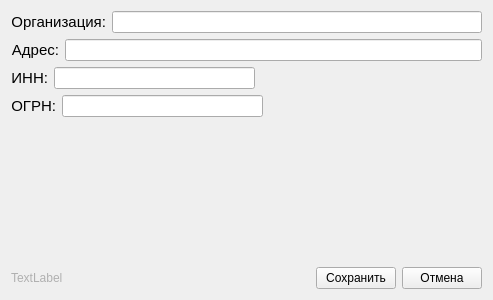
The window that faces/edit_company.ui (vanobl/counter) describes before a commit, drawn with Qt 5.
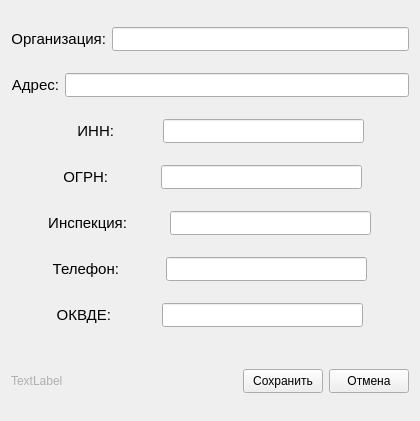
The same window after the commit.

The edit to the form file:
```diff
--- a/faces/edit_company.ui
+++ b/faces/edit_company.ui
@@ -6,29 +6,50 @@
    <rect>
     <x>0</x>
     <y>0</y>
-    <width>493</width>
-    <height>300</height>
+    <width>420</width>
+    <height>421</height>
    </rect>
   </property>
   <property name="windowTitle">
    <string>Form</string>
   </property>
-  <layout class="QGridLayout" name="gridLayout">
-   <item row="0" column="0">
-    <layout class="QVBoxLayout" name="verticalLayout_2">
-     <item>
       <layout class="QVBoxLayout" name="verticalLayout">
        <item>
         <layout class="QHBoxLayout" name="horizontalLayout_5">
          <item>
           <widget class="QLabel" name="label">
+       <property name="sizePolicy">
+        <sizepolicy hsizetype="Preferred" vsizetype="Preferred">
+         <horstretch>0</horstretch>
+         <verstretch>24</verstretch>
+        </sizepolicy>
+       </property>
+       <property name="minimumSize">
+        <size>
+         <width>0</width>
+         <height>24</height>
+        </size>
+       </property>
            <property name="text">
             <string>&lt;html&gt;&lt;head/&gt;&lt;body&gt;&lt;p align=&quot;right&quot;&gt;&lt;span style=&quot; font-size:11pt;&quot;&gt;Организация:&lt;/span&gt;&lt;/p&gt;&lt;/body&gt;&lt;/html&gt;</string>
            </property>
           </widget>
          </item>
          <item>
-          <widget class="QLineEdit" name="edit_company"/>
+      <widget class="QLineEdit" name="edit_company">
+       <property name="sizePolicy">
+        <sizepolicy hsizetype="Expanding" vsizetype="Fixed">
+         <horstretch>0</horstretch>
+         <verstretch>24</verstretch>
+        </sizepolicy>
+       </property>
+       <property name="minimumSize">
+        <size>
+         <width>0</width>
+         <height>24</height>
+        </size>
+       </property>
+      </widget>
          </item>
         </layout>
        </item>
@@ -36,13 +57,32 @@
         <layout class="QHBoxLayout" name="horizontalLayout_4">
          <item>
           <widget class="QLabel" name="label_4">
+       <property name="sizePolicy">
+        <sizepolicy hsizetype="Fixed" vsizetype="Fixed">
+         <horstretch>65</horstretch>
+         <verstretch>24</verstretch>
+        </sizepolicy>
+       </property>
            <property name="text">
             <string>&lt;html&gt;&lt;head/&gt;&lt;body&gt;&lt;p align=&quot;right&quot;&gt;&lt;span style=&quot; font-size:11pt;&quot;&gt;Адрес:&lt;/span&gt;&lt;/p&gt;&lt;/body&gt;&lt;/html&gt;</string>
            </property>
           </widget>
          </item>
          <item>
-          <widget class="QLineEdit" name="edit_address"/>
+      <widget class="QLineEdit" name="edit_address">
+       <property name="sizePolicy">
+        <sizepolicy hsizetype="Expanding" vsizetype="Fixed">
+         <horstretch>250</horstretch>
+         <verstretch>24</verstretch>
+        </sizepolicy>
+       </property>
+       <property name="minimumSize">
+        <size>
+         <width>0</width>
+         <height>24</height>
+        </size>
+       </property>
+      </widget>
          </item>
         </layout>
        </item>
@@ -50,6 +90,18 @@
         <layout class="QHBoxLayout" name="horizontalLayout_2">
          <item>
           <widget class="QLabel" name="label_2">
+       <property name="sizePolicy">
+        <sizepolicy hsizetype="Fixed" vsizetype="Fixed">
+         <horstretch>0</horstretch>
+         <verstretch>0</verstretch>
+        </sizepolicy>
+       </property>
+       <property name="minimumSize">
+        <size>
+         <width>60</width>
+         <height>24</height>
+        </size>
+       </property>
            <property name="text">
             <string>&lt;html&gt;&lt;head/&gt;&lt;body&gt;&lt;p align=&quot;right&quot;&gt;&lt;span style=&quot; font-size:11pt;&quot;&gt;ИНН:&lt;/span&gt;&lt;/p&gt;&lt;/body&gt;&lt;/html&gt;</string>
            </property>
@@ -57,10 +109,16 @@
          </item>
          <item>
           <widget class="QLineEdit" name="edit_inn">
+       <property name="sizePolicy">
+        <sizepolicy hsizetype="Expanding" vsizetype="Fixed">
+         <horstretch>0</horstretch>
+         <verstretch>24</verstretch>
+        </sizepolicy>
+       </property>
            <property name="minimumSize">
             <size>
              <width>200</width>
-             <height>0</height>
+         <height>24</height>
             </size>
            </property>
            <property name="maximumSize">
@@ -77,25 +135,24 @@
            </property>
           </widget>
          </item>
-         <item>
-          <spacer name="horizontalSpacer_2">
-           <property name="orientation">
-            <enum>Qt::Horizontal</enum>
-           </property>
-           <property name="sizeHint" stdset="0">
-            <size>
-             <width>40</width>
-             <height>20</height>
-            </size>
-           </property>
-          </spacer>
-         </item>
         </layout>
        </item>
        <item>
         <layout class="QHBoxLayout" name="horizontalLayout_3">
          <item>
           <widget class="QLabel" name="label_3">
+       <property name="sizePolicy">
+        <sizepolicy hsizetype="Fixed" vsizetype="Fixed">
+         <horstretch>50</horstretch>
+         <verstretch>24</verstretch>
+        </sizepolicy>
+       </property>
+       <property name="minimumSize">
+        <size>
+         <width>50</width>
+         <height>24</height>
+        </size>
+       </property>
            <property name="text">
             <string>&lt;html&gt;&lt;head/&gt;&lt;body&gt;&lt;p align=&quot;right&quot;&gt;&lt;span style=&quot; font-size:11pt;&quot;&gt;ОГРН:&lt;/span&gt;&lt;/p&gt;&lt;/body&gt;&lt;/html&gt;</string>
            </property>
@@ -103,10 +160,16 @@
          </item>
          <item>
           <widget class="QLineEdit" name="edit_ogrn">
+       <property name="sizePolicy">
+        <sizepolicy hsizetype="Expanding" vsizetype="Fixed">
+         <horstretch>0</horstretch>
+         <verstretch>24</verstretch>
+        </sizepolicy>
+       </property>
            <property name="minimumSize">
             <size>
              <width>200</width>
-             <height>0</height>
+         <height>24</height>
             </size>
            </property>
            <property name="maximumSize">
@@ -117,8 +180,145 @@
            </property>
           </widget>
          </item>
+    </layout>
+   </item>
          <item>
-          <spacer name="horizontalSpacer_3">
+    <layout class="QHBoxLayout" name="horizontalLayout_8">
+     <item>
+      <widget class="QLabel" name="label_6">
+       <property name="sizePolicy">
+        <sizepolicy hsizetype="Fixed" vsizetype="Fixed">
+         <horstretch>50</horstretch>
+         <verstretch>24</verstretch>
+        </sizepolicy>
+       </property>
+       <property name="minimumSize">
+        <size>
+         <width>50</width>
+         <height>24</height>
+        </size>
+       </property>
+       <property name="text">
+        <string>&lt;html&gt;&lt;head/&gt;&lt;body&gt;&lt;p align=&quot;right&quot;&gt;&lt;span style=&quot; font-size:11pt;&quot;&gt;Инспекция:&lt;/span&gt;&lt;/p&gt;&lt;/body&gt;&lt;/html&gt;</string>
+       </property>
+      </widget>
+     </item>
+     <item>
+      <widget class="QLineEdit" name="edit_inspection">
+       <property name="sizePolicy">
+        <sizepolicy hsizetype="Expanding" vsizetype="Fixed">
+         <horstretch>0</horstretch>
+         <verstretch>24</verstretch>
+        </sizepolicy>
+       </property>
+       <property name="minimumSize">
+        <size>
+         <width>200</width>
+         <height>24</height>
+        </size>
+       </property>
+       <property name="maximumSize">
+        <size>
+         <width>201</width>
+         <height>16777215</height>
+        </size>
+       </property>
+      </widget>
+     </item>
+    </layout>
+   </item>
+   <item>
+    <layout class="QHBoxLayout" name="horizontalLayout_7">
+     <item>
+      <widget class="QLabel" name="label_5">
+       <property name="sizePolicy">
+        <sizepolicy hsizetype="Fixed" vsizetype="Fixed">
+         <horstretch>50</horstretch>
+         <verstretch>24</verstretch>
+        </sizepolicy>
+       </property>
+       <property name="minimumSize">
+        <size>
+         <width>50</width>
+         <height>24</height>
+        </size>
+       </property>
+       <property name="text">
+        <string>&lt;html&gt;&lt;head/&gt;&lt;body&gt;&lt;p align=&quot;right&quot;&gt;&lt;span style=&quot; font-size:11pt;&quot;&gt;Телефон:&lt;/span&gt;&lt;/p&gt;&lt;/body&gt;&lt;/html&gt;</string>
+       </property>
+      </widget>
+     </item>
+     <item>
+      <widget class="QLineEdit" name="edit_phone">
+       <property name="sizePolicy">
+        <sizepolicy hsizetype="Expanding" vsizetype="Fixed">
+         <horstretch>0</horstretch>
+         <verstretch>24</verstretch>
+        </sizepolicy>
+       </property>
+       <property name="minimumSize">
+        <size>
+         <width>200</width>
+         <height>24</height>
+        </size>
+       </property>
+       <property name="maximumSize">
+        <size>
+         <width>201</width>
+         <height>16777215</height>
+        </size>
+       </property>
+      </widget>
+     </item>
+    </layout>
+   </item>
+   <item>
+    <layout class="QHBoxLayout" name="horizontalLayout_9">
+     <item>
+      <widget class="QLabel" name="label_7">
+       <property name="sizePolicy">
+        <sizepolicy hsizetype="Fixed" vsizetype="Fixed">
+         <horstretch>50</horstretch>
+         <verstretch>24</verstretch>
+        </sizepolicy>
+       </property>
+       <property name="minimumSize">
+        <size>
+         <width>50</width>
+         <height>24</height>
+        </size>
+       </property>
+       <property name="text">
+        <string>&lt;html&gt;&lt;head/&gt;&lt;body&gt;&lt;p align=&quot;right&quot;&gt;&lt;span style=&quot; font-size:11pt;&quot;&gt;ОКВДЕ:&lt;/span&gt;&lt;/p&gt;&lt;/body&gt;&lt;/html&gt;</string>
+       </property>
+      </widget>
+     </item>
+     <item>
+      <widget class="QLineEdit" name="edit_okved">
+       <property name="sizePolicy">
+        <sizepolicy hsizetype="Expanding" vsizetype="Fixed">
+         <horstretch>0</horstretch>
+         <verstretch>24</verstretch>
+        </sizepolicy>
+       </property>
+       <property name="minimumSize">
+        <size>
+         <width>200</width>
+         <height>24</height>
+        </size>
+       </property>
+       <property name="maximumSize">
+        <size>
+         <width>201</width>
+         <height>16777215</height>
+        </size>
+       </property>
+      </widget>
+     </item>
+    </layout>
+   </item>
+   <item>
+    <spacer name="horizontalSpacer_2">
            <property name="orientation">
             <enum>Qt::Horizontal</enum>
            </property>
@@ -126,23 +326,6 @@
             <size>
              <width>40</width>
              <height>20</height>
-            </size>
-           </property>
-          </spacer>
-         </item>
-        </layout>
-       </item>
-      </layout>
-     </item>
-     <item>
-      <spacer name="verticalSpacer">
-       <property name="orientation">
-        <enum>Qt::Vertical</enum>
-       </property>
-       <property name="sizeHint" stdset="0">
-        <size>
-         <width>20</width>
-         <height>40</height>
         </size>
        </property>
       </spacer>
@@ -151,6 +334,18 @@
       <layout class="QHBoxLayout" name="horizontalLayout">
        <item>
         <widget class="QLabel" name="label_id">
+       <property name="sizePolicy">
+        <sizepolicy hsizetype="Preferred" vsizetype="Fixed">
+         <horstretch>0</horstretch>
+         <verstretch>24</verstretch>
+        </sizepolicy>
+       </property>
+       <property name="minimumSize">
+        <size>
+         <width>0</width>
+         <height>24</height>
+        </size>
+       </property>
          <property name="text">
           <string>&lt;html&gt;&lt;head/&gt;&lt;body&gt;&lt;p&gt;&lt;span style=&quot; color:#b0b0b0;&quot;&gt;TextLabel&lt;/span&gt;&lt;/p&gt;&lt;/body&gt;&lt;/html&gt;</string>
          </property>
@@ -164,13 +359,25 @@
          <property name="sizeHint" stdset="0">
           <size>
            <width>40</width>
-           <height>20</height>
+         <height>24</height>
           </size>
          </property>
         </spacer>
        </item>
        <item>
         <widget class="QPushButton" name="btn_action">
+       <property name="sizePolicy">
+        <sizepolicy hsizetype="Minimum" vsizetype="Fixed">
+         <horstretch>0</horstretch>
+         <verstretch>24</verstretch>
+        </sizepolicy>
+       </property>
+       <property name="minimumSize">
+        <size>
+         <width>0</width>
+         <height>24</height>
+        </size>
+       </property>
          <property name="text">
           <string>Сохранить</string>
          </property>
@@ -178,12 +385,22 @@
        </item>
        <item>
         <widget class="QPushButton" name="btn_exit">
+       <property name="sizePolicy">
+        <sizepolicy hsizetype="Minimum" vsizetype="Fixed">
+         <horstretch>0</horstretch>
+         <verstretch>24</verstretch>
+        </sizepolicy>
+       </property>
+       <property name="minimumSize">
+        <size>
+         <width>0</width>
+         <height>24</height>
+        </size>
+       </property>
          <property name="text">
           <string>Отмена</string>
          </property>
         </widget>
-       </item>
-      </layout>
      </item>
     </layout>
    </item>
```
Left out of the diff: 2 changed lines with no effect on the pictures. Lines whose indentation alone changed are shown as unchanged.
